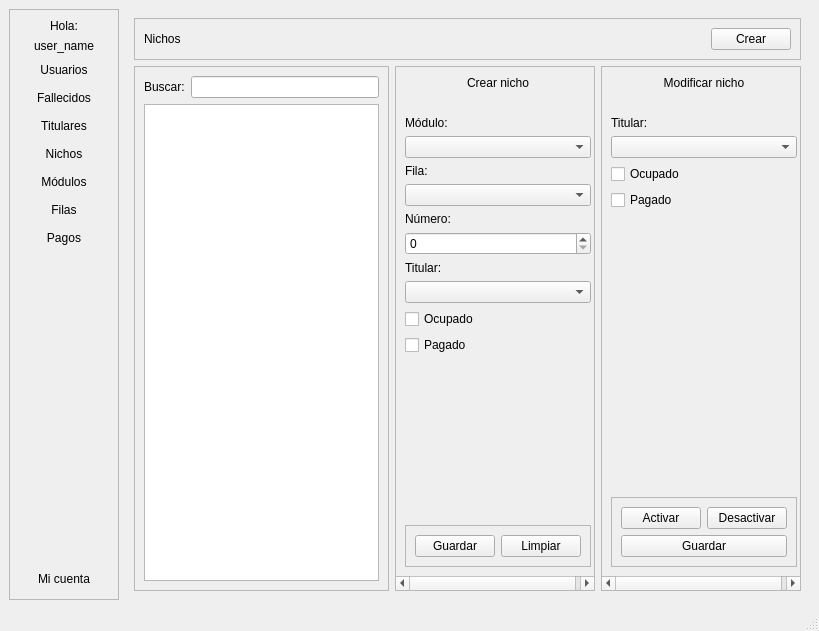
The window that niches/view/ui/main_window.ui (degorck/enduring-chambers) describes before a commit, drawn with Qt 5.
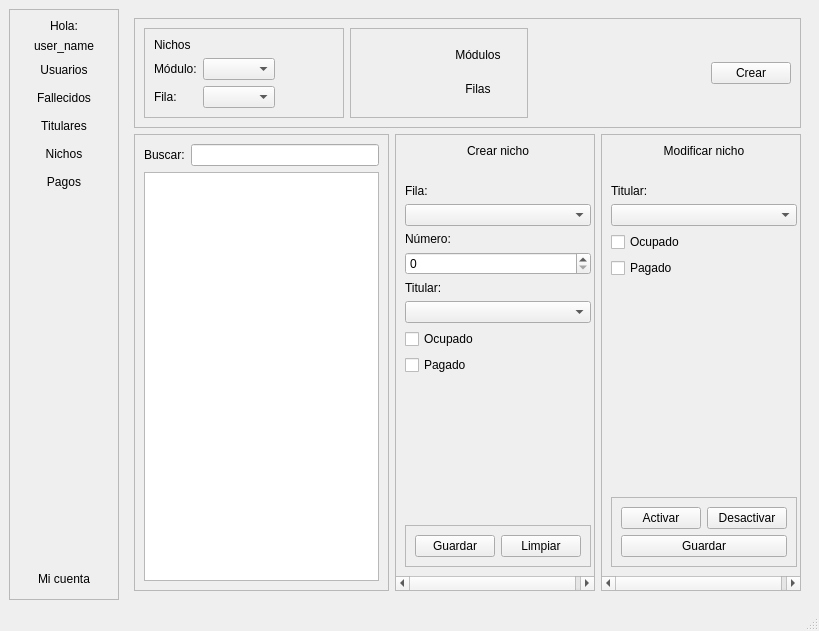
The same window after the commit. The open tabs and pages were chosen to show the change. Icons and pictures are not drawn.

Commit message: Niche controller added

```diff
--- a/niches/view/ui/main_window.ui
+++ b/niches/view/ui/main_window.ui
@@ -226,70 +226,6 @@
          </property>
         </widget>
        </item>
-       <item>
-        <widget class="QPushButton" name="push_button_modules">
-         <property name="sizePolicy">
-          <sizepolicy hsizetype="Expanding" vsizetype="Fixed">
-           <horstretch>0</horstretch>
-           <verstretch>0</verstretch>
-          </sizepolicy>
-         </property>
-         <property name="layoutDirection">
-          <enum>Qt::RightToLeft</enum>
-         </property>
-         <property name="text">
-          <string>Módulos</string>
-         </property>
-         <property name="icon">
-          <iconset>
-           <normaloff>C:/Users/small/Downloads/feather/table.svg</normaloff>C:/Users/small/Downloads/feather/table.svg</iconset>
-         </property>
-         <property name="iconSize">
-          <size>
-           <width>20</width>
-           <height>20</height>
-          </size>
-         </property>
-         <property name="checkable">
-          <bool>true</bool>
-         </property>
-         <property name="flat">
-          <bool>true</bool>
-         </property>
-        </widget>
-       </item>
-       <item>
-        <widget class="QPushButton" name="push_button_rows">
-         <property name="sizePolicy">
-          <sizepolicy hsizetype="Expanding" vsizetype="Fixed">
-           <horstretch>0</horstretch>
-           <verstretch>0</verstretch>
-          </sizepolicy>
-         </property>
-         <property name="layoutDirection">
-          <enum>Qt::RightToLeft</enum>
-         </property>
-         <property name="text">
-          <string>Filas</string>
-         </property>
-         <property name="icon">
-          <iconset>
-           <normaloff>C:/Users/small/Downloads/feather/layers.svg</normaloff>C:/Users/small/Downloads/feather/layers.svg</iconset>
-         </property>
-         <property name="iconSize">
-          <size>
-           <width>20</width>
-           <height>20</height>
-          </size>
-         </property>
-         <property name="checkable">
-          <bool>true</bool>
-         </property>
-         <property name="flat">
-          <bool>true</bool>
-         </property>
-        </widget>
-       </item>
        <item>
         <widget class="QPushButton" name="push_button_payments">
          <property name="sizePolicy">
@@ -1591,153 +1527,6 @@
       </widget>
       <widget class="QWidget" name="niches">
        <layout class="QGridLayout" name="gridLayout_4">
-        <item row="1" column="1">
-         <widget class="QScrollArea" name="scroll_area_create_niche">
-          <property name="minimumSize">
-           <size>
-            <width>200</width>
-            <height>0</height>
-           </size>
-          </property>
-          <property name="maximumSize">
-           <size>
-            <width>200</width>
-            <height>16777215</height>
-           </size>
-          </property>
-          <property name="widgetResizable">
-           <bool>true</bool>
-          </property>
-          <widget class="QWidget" name="scrollAreaWidgetContents_6">
-           <property name="geometry">
-            <rect>
-             <x>0</x>
-             <y>0</y>
-             <width>198</width>
-             <height>500</height>
-            </rect>
-           </property>
-           <layout class="QVBoxLayout" name="verticalLayout_3">
-            <item>
-             <widget class="QLabel" name="label_create_niche">
-              <property name="text">
-               <string>Crear nicho</string>
-              </property>
-              <property name="alignment">
-               <set>Qt::AlignCenter</set>
-              </property>
-             </widget>
-            </item>
-            <item>
-             <spacer name="horizontalSpacer">
-              <property name="orientation">
-               <enum>Qt::Horizontal</enum>
-              </property>
-              <property name="sizeHint" stdset="0">
-               <size>
-                <width>40</width>
-                <height>20</height>
-               </size>
-              </property>
-             </spacer>
-            </item>
-            <item>
-             <widget class="QLabel" name="label_42">
-              <property name="text">
-               <string>Módulo:</string>
-              </property>
-             </widget>
-            </item>
-            <item>
-             <widget class="QComboBox" name="comboBox_6"/>
-            </item>
-            <item>
-             <widget class="QLabel" name="label_43">
-              <property name="text">
-               <string>Fila:</string>
-              </property>
-             </widget>
-            </item>
-            <item>
-             <widget class="QComboBox" name="comboBox_7"/>
-            </item>
-            <item>
-             <widget class="QLabel" name="label_44">
-              <property name="text">
-               <string>Número:</string>
-              </property>
-             </widget>
-            </item>
-            <item>
-             <widget class="QSpinBox" name="spinBox"/>
-            </item>
-            <item>
-             <widget class="QLabel" name="label_45">
-              <property name="text">
-               <string>Titular:</string>
-              </property>
-             </widget>
-            </item>
-            <item>
-             <widget class="QComboBox" name="comboBox_8"/>
-            </item>
-            <item>
-             <widget class="QCheckBox" name="checkBox">
-              <property name="text">
-               <string>Ocupado</string>
-              </property>
-             </widget>
-            </item>
-            <item>
-             <widget class="QCheckBox" name="checkBox_2">
-              <property name="text">
-               <string>Pagado</string>
-              </property>
-             </widget>
-            </item>
-            <item>
-             <spacer name="verticalSpacer_8">
-              <property name="orientation">
-               <enum>Qt::Vertical</enum>
-              </property>
-              <property name="sizeHint" stdset="0">
-               <size>
-                <width>20</width>
-                <height>40</height>
-               </size>
-              </property>
-             </spacer>
-            </item>
-            <item>
-             <widget class="QFrame" name="frame_4">
-              <property name="frameShape">
-               <enum>QFrame::StyledPanel</enum>
-              </property>
-              <property name="frameShadow">
-               <enum>QFrame::Raised</enum>
-              </property>
-              <layout class="QHBoxLayout" name="horizontalLayout_3">
-               <item>
-                <widget class="QPushButton" name="pushButton_3">
-                 <property name="text">
-                  <string>Guardar</string>
-                 </property>
-                </widget>
-               </item>
-               <item>
-                <widget class="QPushButton" name="pushButton_5">
-                 <property name="text">
-                  <string>Limpiar</string>
-                 </property>
-                </widget>
-               </item>
-              </layout>
-             </widget>
-            </item>
-           </layout>
-          </widget>
-         </widget>
-        </item>
         <item row="1" column="0">
          <widget class="QScrollArea" name="scroll_area_search_niches">
           <property name="widgetResizable">
@@ -1749,7 +1538,7 @@
              <x>0</x>
              <y>0</y>
              <width>253</width>
-             <height>500</height>
+             <height>432</height>
             </rect>
            </property>
            <layout class="QGridLayout" name="gridLayout_8">
@@ -1793,7 +1582,7 @@
              <x>0</x>
              <y>0</y>
              <width>198</width>
-             <height>500</height>
+             <height>432</height>
             </rect>
            </property>
            <layout class="QVBoxLayout" name="verticalLayout_4">
@@ -1894,11 +1683,145 @@
           </widget>
          </widget>
         </item>
+        <item row="1" column="1">
+         <widget class="QScrollArea" name="scroll_area_create_niche">
+          <property name="minimumSize">
+           <size>
+            <width>200</width>
+            <height>0</height>
+           </size>
+          </property>
+          <property name="maximumSize">
+           <size>
+            <width>200</width>
+            <height>16777215</height>
+           </size>
+          </property>
+          <property name="widgetResizable">
+           <bool>true</bool>
+          </property>
+          <widget class="QWidget" name="scrollAreaWidgetContents_6">
+           <property name="geometry">
+            <rect>
+             <x>0</x>
+             <y>0</y>
+             <width>198</width>
+             <height>432</height>
+            </rect>
+           </property>
+           <layout class="QVBoxLayout" name="verticalLayout_3">
+            <item>
+             <widget class="QLabel" name="label_create_niche">
+              <property name="text">
+               <string>Crear nicho</string>
+              </property>
+              <property name="alignment">
+               <set>Qt::AlignCenter</set>
+              </property>
+             </widget>
+            </item>
+            <item>
+             <spacer name="horizontal_spacer_create_niche">
+              <property name="orientation">
+               <enum>Qt::Horizontal</enum>
+              </property>
+              <property name="sizeHint" stdset="0">
+               <size>
+                <width>40</width>
+                <height>20</height>
+               </size>
+              </property>
+             </spacer>
+            </item>
+            <item>
+             <widget class="QLabel" name="label_row_create_niche">
+              <property name="text">
+               <string>Fila:</string>
+              </property>
+             </widget>
+            </item>
+            <item>
+             <widget class="QComboBox" name="combo_box_create_niche"/>
+            </item>
+            <item>
+             <widget class="QLabel" name="label_number_create_niche">
+              <property name="text">
+               <string>Número:</string>
+              </property>
+             </widget>
+            </item>
+            <item>
+             <widget class="QSpinBox" name="spin_box_create_niche_number"/>
+            </item>
+            <item>
+             <widget class="QLabel" name="label_holder_create_niche">
+              <property name="text">
+               <string>Titular:</string>
+              </property>
+             </widget>
+            </item>
+            <item>
+             <widget class="QComboBox" name="combo_box_create_niche_holder"/>
+            </item>
+            <item>
+             <widget class="QCheckBox" name="check_box_create_niche_is_busy">
+              <property name="text">
+               <string>Ocupado</string>
+              </property>
+             </widget>
+            </item>
+            <item>
+             <widget class="QCheckBox" name="check_box_create_niche_is_paid_off">
+              <property name="text">
+               <string>Pagado</string>
+              </property>
+             </widget>
+            </item>
+            <item>
+             <spacer name="vertical_spacer_create_niche">
+              <property name="orientation">
+               <enum>Qt::Vertical</enum>
+              </property>
+              <property name="sizeHint" stdset="0">
+               <size>
+                <width>20</width>
+                <height>40</height>
+               </size>
+              </property>
+             </spacer>
+            </item>
+            <item>
+             <widget class="QFrame" name="frame_4">
+              <property name="frameShape">
+               <enum>QFrame::StyledPanel</enum>
+              </property>
+              <property name="frameShadow">
+               <enum>QFrame::Raised</enum>
+              </property>
+              <layout class="QHBoxLayout" name="horizontalLayout_3">
+               <item>
+                <widget class="QPushButton" name="push_button_create_niche_save_niche">
+                 <property name="text">
+                  <string>Guardar</string>
+                 </property>
+                </widget>
+               </item>
+               <item>
+                <widget class="QPushButton" name="push_button_create_niche_clean">
+                 <property name="text">
+                  <string>Limpiar</string>
+                 </property>
+                </widget>
+               </item>
+              </layout>
+             </widget>
+            </item>
+           </layout>
+          </widget>
+         </widget>
+        </item>
         <item row="0" column="0" colspan="3">
          <widget class="QFrame" name="frame_niches_header">
-          <property name="styleSheet">
-           <string notr="true"/>
-          </property>
           <property name="frameShape">
            <enum>QFrame::StyledPanel</enum>
           </property>
@@ -1907,10 +1830,176 @@
           </property>
           <layout class="QHBoxLayout" name="horizontalLayout_2">
            <item>
-            <widget class="QLabel" name="label_niches">
-             <property name="text">
-              <string>Nichos</string>
+            <widget class="QFrame" name="frame_niches_header_detail">
+             <property name="minimumSize">
+              <size>
+               <width>200</width>
+               <height>0</height>
+              </size>
              </property>
+             <property name="frameShape">
+              <enum>QFrame::StyledPanel</enum>
+             </property>
+             <property name="frameShadow">
+              <enum>QFrame::Raised</enum>
+             </property>
+             <layout class="QGridLayout" name="gridLayout_6">
+              <item row="2" column="0">
+               <widget class="QLabel" name="label_niches_row">
+                <property name="text">
+                 <string>Fila:</string>
+                </property>
+               </widget>
+              </item>
+              <item row="1" column="2">
+               <spacer name="horizontal_spacer_niches_detail_module">
+                <property name="orientation">
+                 <enum>Qt::Horizontal</enum>
+                </property>
+                <property name="sizeHint" stdset="0">
+                 <size>
+                  <width>40</width>
+                  <height>20</height>
+                 </size>
+                </property>
+               </spacer>
+              </item>
+              <item row="1" column="1">
+               <widget class="QComboBox" name="combo_box_niches_module"/>
+              </item>
+              <item row="1" column="0">
+               <widget class="QLabel" name="label_niches_module">
+                <property name="text">
+                 <string>Módulo:</string>
+                </property>
+               </widget>
+              </item>
+              <item row="2" column="2">
+               <spacer name="horizontal_spacer_niches_detail_row">
+                <property name="orientation">
+                 <enum>Qt::Horizontal</enum>
+                </property>
+                <property name="sizeHint" stdset="0">
+                 <size>
+                  <width>40</width>
+                  <height>20</height>
+                 </size>
+                </property>
+               </spacer>
+              </item>
+              <item row="2" column="1">
+               <widget class="QComboBox" name="combo_box_niches_row"/>
+              </item>
+              <item row="0" column="0">
+               <widget class="QLabel" name="label_niches">
+                <property name="text">
+                 <string>Nichos</string>
+                </property>
+               </widget>
+              </item>
+             </layout>
+            </widget>
+           </item>
+           <item>
+            <widget class="QFrame" name="frame_niches_header_buttons">
+             <property name="frameShape">
+              <enum>QFrame::StyledPanel</enum>
+             </property>
+             <property name="frameShadow">
+              <enum>QFrame::Raised</enum>
+             </property>
+             <layout class="QGridLayout" name="gridLayout_5">
+              <item row="0" column="1">
+               <widget class="QPushButton" name="push_button_modules">
+                <property name="sizePolicy">
+                 <sizepolicy hsizetype="Expanding" vsizetype="Fixed">
+                  <horstretch>0</horstretch>
+                  <verstretch>0</verstretch>
+                 </sizepolicy>
+                </property>
+                <property name="layoutDirection">
+                 <enum>Qt::RightToLeft</enum>
+                </property>
+                <property name="text">
+                 <string>Módulos</string>
+                </property>
+                <property name="icon">
+                 <iconset>
+                  <normaloff>C:/Users/small/Downloads/feather/table.svg</normaloff>C:/Users/small/Downloads/feather/table.svg</iconset>
+                </property>
+                <property name="iconSize">
+                 <size>
+                  <width>20</width>
+                  <height>20</height>
+                 </size>
+                </property>
+                <property name="checkable">
+                 <bool>false</bool>
+                </property>
+                <property name="flat">
+                 <bool>true</bool>
+                </property>
+               </widget>
+              </item>
+              <item row="1" column="1">
+               <widget class="QPushButton" name="push_button_rows">
+                <property name="sizePolicy">
+                 <sizepolicy hsizetype="Expanding" vsizetype="Fixed">
+                  <horstretch>0</horstretch>
+                  <verstretch>0</verstretch>
+                 </sizepolicy>
+                </property>
+                <property name="layoutDirection">
+                 <enum>Qt::RightToLeft</enum>
+                </property>
+                <property name="text">
+                 <string>Filas</string>
+                </property>
+                <property name="icon">
+                 <iconset>
+                  <normaloff>C:/Users/small/Downloads/feather/layers.svg</normaloff>C:/Users/small/Downloads/feather/layers.svg</iconset>
+                </property>
+                <property name="iconSize">
+                 <size>
+                  <width>20</width>
+                  <height>20</height>
+                 </size>
+                </property>
+                <property name="checkable">
+                 <bool>false</bool>
+                </property>
+                <property name="flat">
+                 <bool>true</bool>
+                </property>
+               </widget>
+              </item>
+              <item row="1" column="0">
+               <spacer name="horizontal_spacer_niches_buttons_row">
+                <property name="orientation">
+                 <enum>Qt::Horizontal</enum>
+                </property>
+                <property name="sizeHint" stdset="0">
+                 <size>
+                  <width>40</width>
+                  <height>20</height>
+                 </size>
+                </property>
+               </spacer>
+              </item>
+              <item row="0" column="0">
+               <spacer name="horizontal_spacer_niches_buttons_modules">
+                <property name="orientation">
+                 <enum>Qt::Horizontal</enum>
+                </property>
+                <property name="sizeHint" stdset="0">
+                 <size>
+                  <width>40</width>
+                  <height>20</height>
+                 </size>
+                </property>
+               </spacer>
+              </item>
+             </layout>
             </widget>
            </item>
            <item>
```
Left out of the diff: 52 changed lines with no effect on the pictures. The commit also changes 18 other files.
